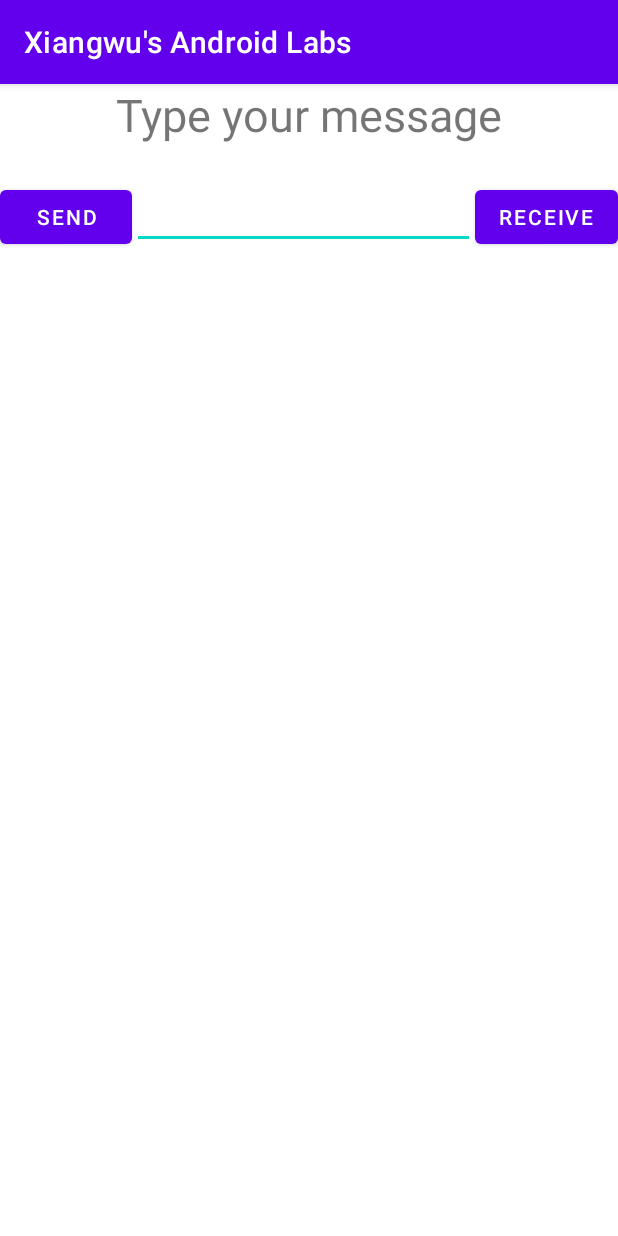
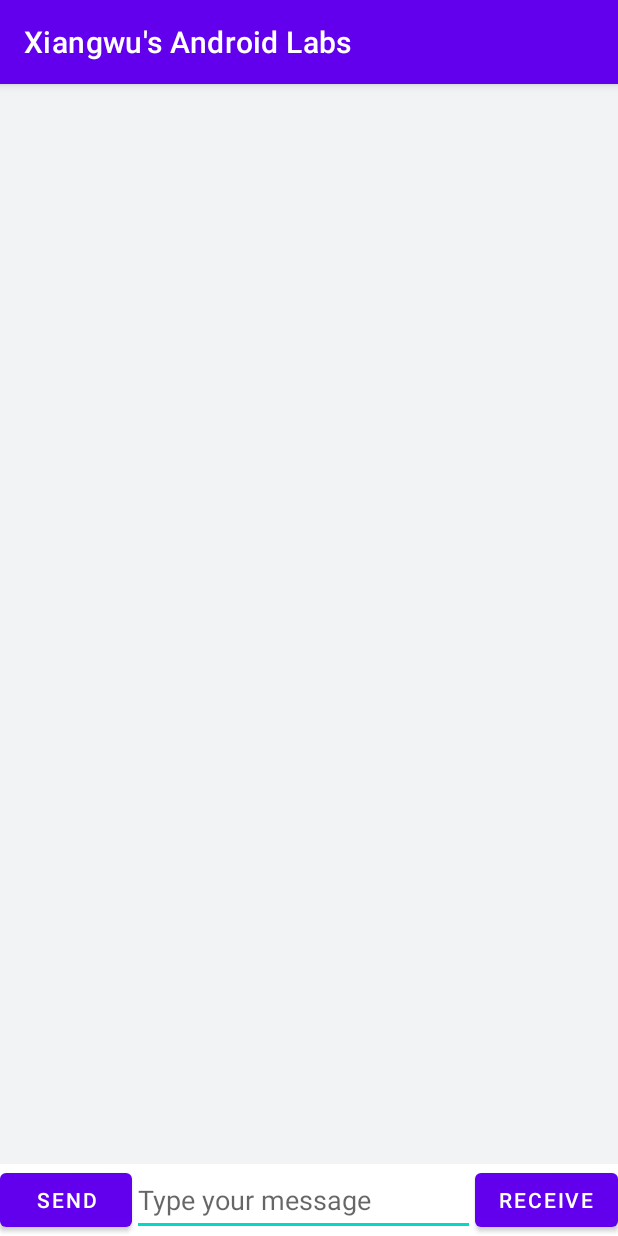
Before and after one commit to JPJSxiao/XiangwuAndroidLabs, an Android app: the screen it shows after launch (ChatRoom), on a phone screen of 412 x 824 dp. Run offline under Robolectric (Android 15) with nearby library versions, the phone set to English and light mode, and no system bars; our stand-ins replace Room's generated code.

Commit message:
layout and background updated

```diff
--- a/app/src/main/java/algonquin/cst2355/torunse/ChatRoom.java
+++ b/app/src/main/java/algonquin/cst2355/torunse/ChatRoom.java
@@ -118,7 +118,7 @@ public class ChatRoom extends AppCompatActivity {
 
         binding.sendButton.setOnClickListener(clk ->{
             String txt = binding.editText.getText().toString();
-            SimpleDateFormat sdf = new SimpleDateFormat("EEEE, dd-MMM-yyyy hh-mm-ss a");
+            SimpleDateFormat sdf = new SimpleDateFormat("MM/dd HH:mm");
             String t = sdf.format(new Date());
             boolean sent = true;
             //messageList.add(new ChatMessage(txt,t,sent));
@@ -138,7 +138,7 @@ public class ChatRoom extends AppCompatActivity {
         binding.ReceiveButton.setOnClickListener(clk ->{
             String txt = binding.editText.getText().toString();
 
-            SimpleDateFormat sdf = new SimpleDateFormat("EEEE, dd-MMM-yyyy hh-mm-ss a");
+            SimpleDateFormat sdf = new SimpleDateFormat("MM/dd HH:mm");
             String t = sdf.format(new Date());
             boolean sent = false;
             //messageList.add(new ChatMessage(txt,t,sent));
--- a/app/src/main/res/layout/activity_chat_room.xml
+++ b/app/src/main/res/layout/activity_chat_room.xml
@@ -7,57 +7,47 @@ android:layout_height="match_parent"
 tools:context=".ChatRoom">
 
 
-<TextView
-    android:id="@+id/textView"
+    <EditText
+        android:id="@+id/editText"
+        android:layout_width="0dp"
+        android:layout_height="wrap_content"
+        android:hint="@string/enterpass"
+        android:minHeight="48dp"
+        app:layout_constraintEnd_toStartOf="@+id/ReceiveButton"
+        app:layout_constraintHorizontal_bias="0.0"
+        app:layout_constraintStart_toEndOf="@+id/sendButton"
+        app:layout_constraintTop_toTopOf="@+id/ReceiveButton" />
+
+    <Button
+        android:id="@+id/ReceiveButton"
         android:layout_width="wrap_content"
         android:layout_height="wrap_content"
-    android:text="@string/enterpass"
-    android:textSize="30sp"
+
+        android:text="RECEIVE"
+        app:layout_constraintBottom_toBottomOf="@+id/sendButton"
         app:layout_constraintEnd_toEndOf="parent"
-    app:layout_constraintStart_toStartOf="parent"
-    app:layout_constraintTop_toTopOf="parent" />
-
+        app:layout_constraintStart_toEndOf="@+id/editText"
+        app:layout_constraintTop_toTopOf="@+id/sendButton"
+        app:layout_constraintVertical_bias="1.0" />
 
     <Button
         android:id="@+id/sendButton"
         android:layout_width="wrap_content"
         android:layout_height="wrap_content"
-    android:layout_marginTop="24dp"
         android:text="@string/button"
-    app:layout_constraintStart_toStartOf="parent"
-    app:layout_constraintTop_toBottomOf="@+id/textView" />
-
-<EditText
-    android:id="@+id/editText"
-    android:layout_width="0dp"
-    android:layout_height="wrap_content"
-    app:layout_constraintEnd_toStartOf="@+id/ReceiveButton"
-    app:layout_constraintStart_toEndOf="@+id/sendButton"
-    app:layout_constraintTop_toTopOf="@+id/sendButton" />
+        app:layout_constraintBottom_toBottomOf="parent"
+        app:layout_constraintStart_toStartOf="parent" />
 
     <androidx.recyclerview.widget.RecyclerView
         android:id="@+id/theRecycleView"
         android:layout_width="0dp"
         android:layout_height="0dp"
-    android:layout_marginTop="32dp"
-    app:layout_constraintBottom_toBottomOf="parent"
+        android:background="#F2F3F5"
+        app:layout_constraintBottom_toTopOf="@+id/editText"
         app:layout_constraintEnd_toEndOf="parent"
-    app:layout_constraintHorizontal_bias="0.0"
+        app:layout_constraintHorizontal_bias="1.0"
         app:layout_constraintStart_toStartOf="parent"
-    app:layout_constraintTop_toBottomOf="@+id/sendButton"
-    app:layout_constraintVertical_bias="1.0" />
-
-<Button
-    android:id="@+id/ReceiveButton"
-    android:layout_width="wrap_content"
-    android:layout_height="wrap_content"
-    android:text="RECEIVE"
-    app:layout_constraintBottom_toBottomOf="@+id/sendButton"
-
-    app:layout_constraintEnd_toEndOf="parent"
-    app:layout_constraintTop_toTopOf="@+id/sendButton"
-    app:layout_constraintVertical_bias="0.0" />
-
+        app:layout_constraintTop_toTopOf="parent" />
 
 
 </androidx.constraintlayout.widget.ConstraintLayout>
--- a/app/src/main/res/values/colors.xml
+++ b/app/src/main/res/values/colors.xml
@@ -7,4 +7,6 @@
     <color name="teal_700">#FF018786</color>
     <color name="black">#FF000000</color>
     <color name="white">#FFFFFFFF</color>
+    <color name="highlight1">#4DED30</color>
+    <color name="highlight2">#FFFFFF</color>
 </resources>
```
Also changed, not shown: app/src/main/res/layout/row_layout.xml (+5 -4 lines), app/src/main/res/layout/row_layout2.xml (+7 -4 lines). Lines whose indentation alone changed are shown as unchanged.
